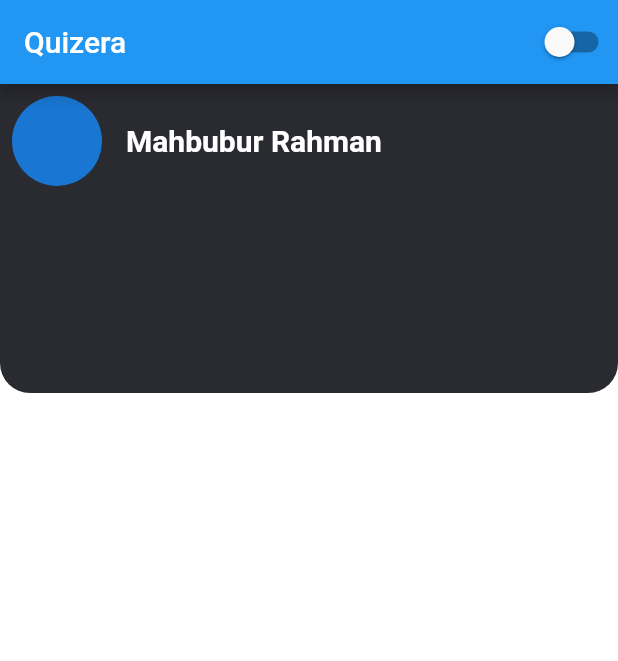
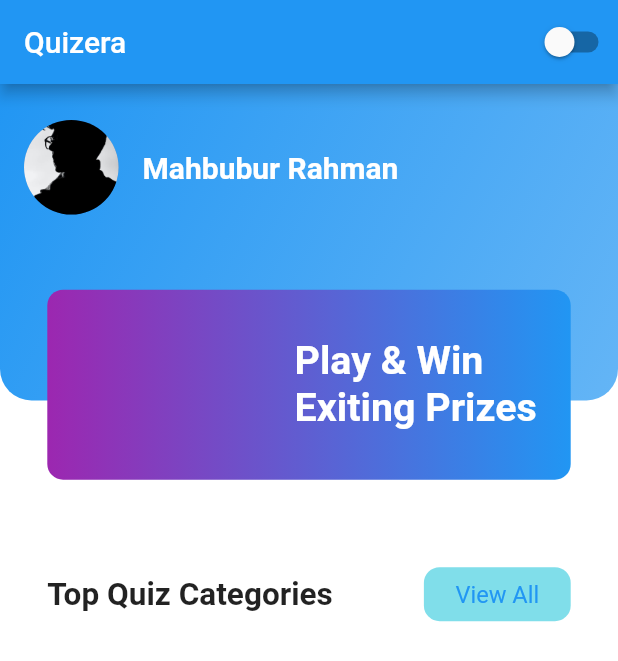
Before and after one commit to rifat0153/FlutterTriviaApp, a Flutter app: the screen it shows after launch, on a phone screen of 412 x 824 dp. Shown: the top 661 px of the screen. Run offline on Flutter 3.47's test engine with Material 2 defaults, Android fonts, the phone set to English and light mode, and no system bars; our stand-ins replace flutter_riverpod, flutter_screenutil, freezed_annotation.

Commit message:
QuizView

```diff
--- a/lib/features/quiz/config.dart
+++ b/lib/features/quiz/config.dart
@@ -1,8 +1,10 @@
 import 'package:flutter/material.dart';
+import 'package:flutter_screenutil/flutter_screenutil.dart';
 
 const kPadding = 8.0;
+const imagePath = 'assets/images/';
 
 class QuizConfig {
   static const userProfileColor = Color(0xff2A2B31);
-  static const profileContainerRadius = Radius.circular(20);
+  static var profileContainerRadius = Radius.circular(20.r);
 }
--- a/lib/features/quiz/quiz_view.dart
+++ b/lib/features/quiz/quiz_view.dart
@@ -1,12 +1,16 @@
+import 'package:flutter/cupertino.dart';
 import 'package:flutter/material.dart';
 import 'package:trivia/features/quiz/config.dart';
 import 'package:trivia/shared/theme_switch.dart';
+import 'package:flutter_screenutil/flutter_screenutil.dart';
 
 class QuizView extends StatelessWidget {
   const QuizView({Key? key}) : super(key: key);
 
   @override
   Widget build(BuildContext context) {
+    final size = MediaQuery.of(context).size;
+
     return Scaffold(
       appBar: AppBar(
         title: const Text('Quizera'),
@@ -14,23 +18,117 @@ class QuizView extends StatelessWidget {
       ),
       body: Stack(
         children: [
-            Container(
-              height: MediaQuery.of(context).size.height / 4,
-              decoration: const BoxDecoration(
+          _firstLayer(),
+          _secondLayer(),
+        ],
+      ),
+    );
+  }
+
+  Positioned _secondLayer() {
+    return Positioned(
+      top: 130.h,
+      child: Padding(
+        padding: EdgeInsets.symmetric(horizontal: 30.w),
+        child: Container(
+          height: 120.h,
+          width: 1.sw - 2 * 30.w,
+          alignment: Alignment.center,
+          decoration: BoxDecoration(
+            gradient: const LinearGradient(colors: [Colors.purple, Colors.blue]),
+            borderRadius: BorderRadius.circular(10.r),
+          ),
+          child: Row(
+            children: [
+              SizedBox(
+                width: 0.4.sw,
+              ),
+              Text(
+                'Play & Win\nExiting Prizes',
+                overflow: TextOverflow.ellipsis,
+                style: TextStyle(fontSize: 25.sp, fontWeight: FontWeight.bold, color: Colors.white),
+              ),
+            ],
+          ),
+        ),
+      ),
+    );
+  }
+
+  Widget _firstLayer() {
+    return SizedBox(
+      child: Column(
+        children: [
+          _buildUserImageAndName(),
+          SizedBox(
+            height: 100.sp,
+          ),
+          Expanded(
+            child: Container(
+              child: Column(
+                children: [
+                  Row(
+                    children: [
+                      SizedBox(width: 30.w),
+                      Text(
+                        'Top Quiz Categories',
+                        style: TextStyle(
+                          fontSize: 20.sp,
+                          fontWeight: FontWeight.bold,
+                        ),
+                      ),
+                      const Spacer(),
+                      TextButton(
+                        onPressed: () {},
+                        style: TextButton.styleFrom(
+                          alignment: Alignment.center,
+                          shape: RoundedRectangleBorder(borderRadius: BorderRadius.circular(10.r)),
+                          textStyle: TextStyle(color: Colors.cyan, fontSize: 15.sp),
+                          padding: EdgeInsets.symmetric(horizontal: 20.w),
+                          backgroundColor: Colors.cyan.shade200,
+                        ),
+                        child: const Text(
+                          'View All',
+                          textAlign: TextAlign.center,
+                        ),
+                      ),
+                      SizedBox(width: 30.w),
+                    ],
+                  )
+                ],
+              ),
+            ),
+          )
+        ],
+      ),
+    );
+  }
+
+  Container _buildUserImageAndName() {
+    return Container(
+      height: 200.h,
+      decoration: BoxDecoration(
           borderRadius: BorderRadius.only(
             bottomLeft: QuizConfig.profileContainerRadius,
             bottomRight: QuizConfig.profileContainerRadius,
           ),
-                color: QuizConfig.userProfileColor,
-              ),
+          gradient: LinearGradient(
+            begin: Alignment.topLeft,
+            end: Alignment.bottomRight,
+            colors: [
+              Colors.blue,
+              Colors.blue.shade300,
+            ],
+          )),
       child: Column(
         children: [
-                  const SizedBox(height: kPadding),
+          const SizedBox(height: 3 * kPadding),
           Row(
             children: [
-                      const SizedBox(width: kPadding),
-                      const CircleAvatar(
-                        radius: 30,
+              const SizedBox(width: 2 * kPadding),
+              CircleAvatar(
+                backgroundImage: const AssetImage('${imagePath}profile.png'),
+                radius: 30.r,
               ),
               const SizedBox(width: 2 * kPadding),
               const Expanded(
@@ -38,16 +136,13 @@ class QuizView extends StatelessWidget {
                   'Mahbubur Rahman ',
                   maxLines: 1,
                   overflow: TextOverflow.clip,
-                          style: TextStyle(
-                              color: Colors.white, fontWeight: FontWeight.w700, fontSize: 20),
+                  style: TextStyle(color: Colors.white, fontWeight: FontWeight.w700, fontSize: 20),
                 ),
               ),
             ],
           ),
         ],
       ),
-            )
-          ],
-        ));
+    );
   }
 }
--- a/lib/main.dart
+++ b/lib/main.dart
@@ -1,5 +1,6 @@
 import 'package:flutter/material.dart';
 import 'package:flutter_riverpod/flutter_riverpod.dart';
+import 'package:flutter_screenutil/flutter_screenutil.dart';
 import 'package:trivia/features/quiz/quiz_view.dart';
 import 'features/theme/theme_controller.dart';
 import 'features/trivia/trivia_view.dart';
@@ -14,13 +15,16 @@ class MyApp extends ConsumerWidget {
   Widget build(BuildContext context, ScopedReader watch) {
     final myThemeData = watch(themeControllerProvider);
 
-    return MaterialApp(
+    return ScreenUtilInit(
+      designSize:const Size(392, 781),
+      builder: () => MaterialApp(
         debugShowCheckedModeBanner: false,
         // themeMode: myThemeData,
         title: 'Flutter Demo',
         theme: myThemeData,
         darkTheme: MyThemes.darkTheme,
         home: const Home(),
+      ),
     );
   }
 }
--- a/pubspec.yaml
+++ b/pubspec.yaml
@@ -45,9 +45,8 @@ flutter:
   # the material Icons class.
   uses-material-design: true
   # To add assets to your application, add an assets section, like this:
-  # assets:
-  #   - images/a_dot_burr.jpeg
-  #   - images/a_dot_ham.jpeg
+  assets:
+    - assets/images/
   # An image asset can refer to one or more resolution-specific "variants", see
   # https://flutter.dev/assets-and-images/#resolution-aware.
   # For details regarding adding assets from package dependencies, see
```
Also changed, not shown: assets/images/profile.png (added). Lines whose indentation alone changed are shown as unchanged.
